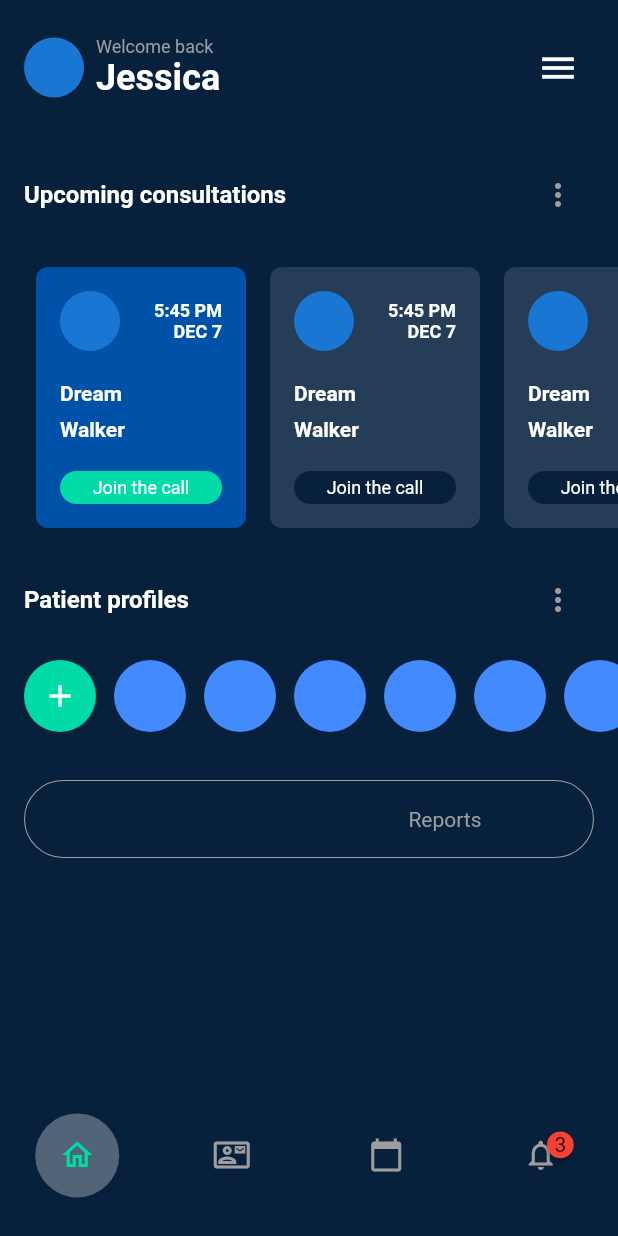
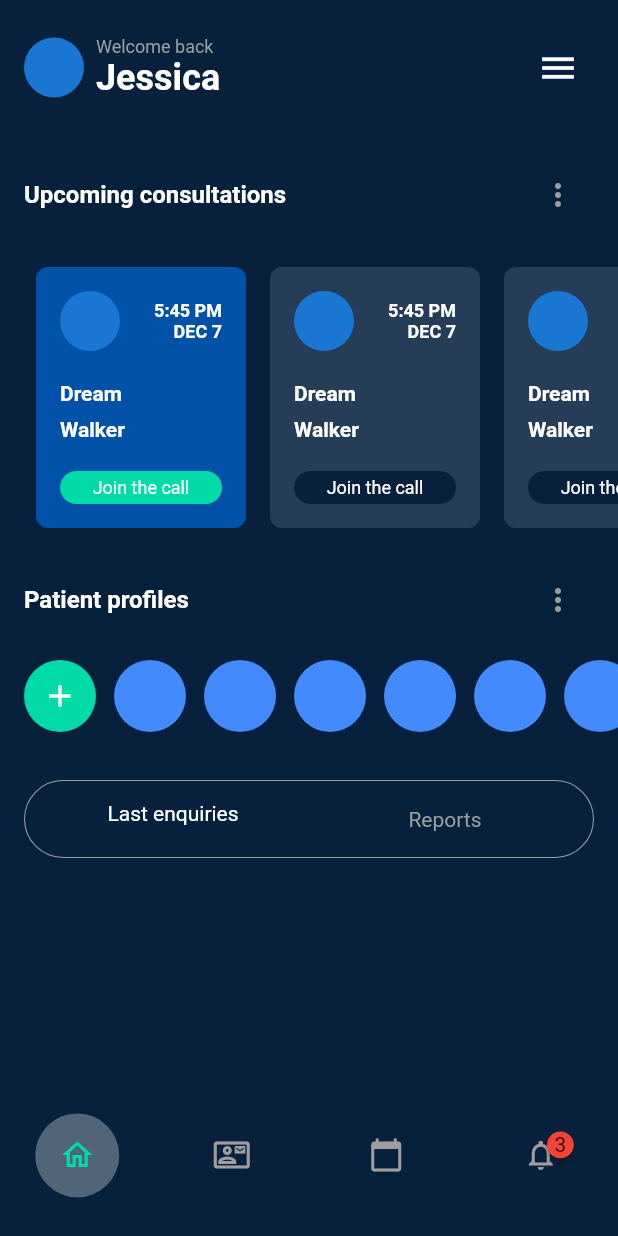
Before and after one commit to JAICHANGPARK/flutter_notebook_17th_story, a Flutter app: the MedicalMainPage screen opened directly, on a phone screen of 412 x 824 dp. Run offline on Flutter 3.47's test engine with Material 2 defaults, Android fonts, the phone set to English and light mode, and no system bars; drawn by our look-alikes of badges; our stand-ins replace cached_network_image, fl_chart, flutter_riverpod, freezed_annotation, ionicons, percent_indicator; network calls fail.

Commit message:
Update medical_main_page.dart

```diff
--- a/lib/ep1032_medical_app/src/medical_main_page.dart
+++ b/lib/ep1032_medical_app/src/medical_main_page.dart
@@ -232,7 +232,21 @@ class MedicalMainPage extends StatelessWidget {
                           Expanded(
                               child: Stack(
                             children: [
-                              Positioned(child: Container())
+                              Positioned(
+                                  left: 0,
+                                  right: 0,
+                                  top: 0,
+                                  bottom: 8,
+                                  child: Container(
+                                    child: Center(
+                                      child: Text(
+                                        "Last enquiries",
+                                        style: TextStyle(
+                                          color: Colors.white,
+                                        ),
+                                      ),
+                                    ),
+                                  ))
                             ],
                           )),
                           Expanded(
```
